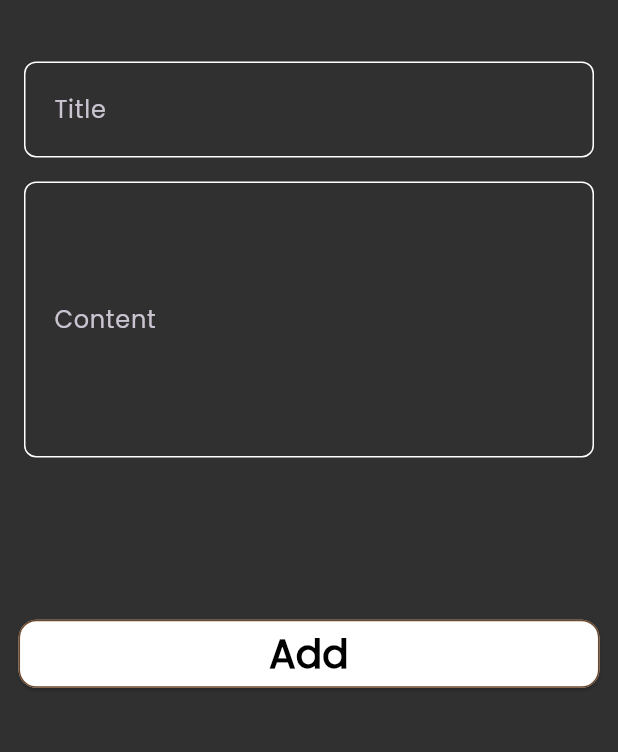
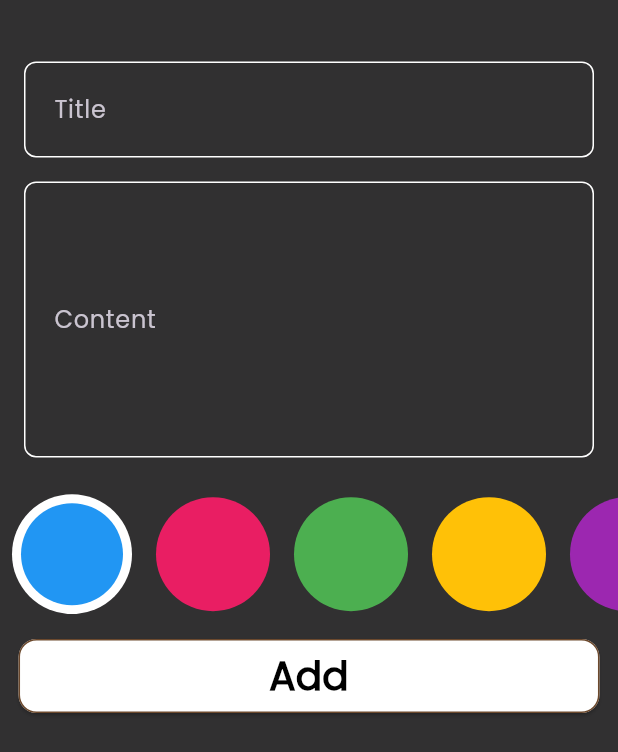
Before and after one commit to OmarGamalDev/notes-app, a Flutter app: the AddNoteForm widget shown alone on an empty page, opened directly, on a phone screen of 412 x 824 dp. Shown: the top 752 px of the screen. Run offline on Flutter 3.47's test engine with Material 3 defaults, Android fonts, the phone set to English and light mode, and no system bars; our stand-ins replace flutter_bloc, font_awesome_flutter, hive, hive_flutter; accounts and stored records are empty.

Commit message:
feat: add color selection feature to AddNoteForm; integrate ColorsListView widget and adjust layout spacing

```diff
--- a/lib/features/notes/presentation/views/widgets/add_note_form.dart
+++ b/lib/features/notes/presentation/views/widgets/add_note_form.dart
@@ -8,6 +8,7 @@ import 'package:notes_app/core/shared_widgets/custom_text_form_field.dart';
 import 'package:notes_app/core/theme/theme_cubit.dart';
 import 'package:notes_app/features/notes/data/models/note_model.dart';
 import 'package:notes_app/features/notes/presentation/cubit/add%20notes/add_notes_cubit.dart';
+import 'package:notes_app/features/notes/presentation/views/widgets/colors_list_view.dart';
 
 class AddNoteForm extends StatefulWidget {
   const AddNoteForm({
@@ -52,7 +53,9 @@ class _AddNoteFormState extends State<AddNoteForm> {
               ),
               keyboardType: TextInputType.text,
             ),
-            SizedBox(height: MediaQuery.of(context).size.height * .12),
+            SizedBox(height: MediaQuery.of(context).size.height * .02),
+            ColorsListView(),
+            SizedBox(height: MediaQuery.of(context).size.height * .02),
             BlocBuilder<AddNotesCubit, AddNotesState>(
               builder: (context, state) {
                 return CustomButton(
@@ -86,11 +89,11 @@ class _AddNoteFormState extends State<AddNoteForm> {
                     }
                   },
                   width: MediaQuery.of(context).size.width * .94,
-                  height: MediaQuery.of(context).size.height * .055,
+                  height: MediaQuery.of(context).size.height * .06,
                 );
               },
             ),
-            SizedBox(height: MediaQuery.of(context).size.height * .12),
+            SizedBox(height: MediaQuery.of(context).size.height * .04),
           ],
         ),
       ),
--- /dev/null
+++ b/lib/features/notes/presentation/views/widgets/colors_list_view.dart
@@ -0,0 +1,70 @@
+import 'package:flutter/material.dart';
+
+class ColorItem extends StatelessWidget {
+  const ColorItem({super.key, required this.isSelected, required this.color});
+  final bool isSelected;
+  final Color color;
+  @override
+  Widget build(BuildContext context) {
+    return isSelected
+        ? CircleAvatar(
+            radius: 40,
+            backgroundColor: Colors.white,
+            child: CircleAvatar(
+              radius: 34,
+              backgroundColor: color,
+            ),
+          )
+        : CircleAvatar(
+            radius: 38,
+            backgroundColor: color,
+          );
+  }
+}
+
+class ColorsListView extends StatefulWidget {
+  const ColorsListView({super.key});
+
+  @override
+  State<ColorsListView> createState() => _ColorsListViewState();
+}
+
+class _ColorsListViewState extends State<ColorsListView> {
+  int currentIndex = 0;
+  List<Color> colors = [
+    const Color(0xFF2196F3),
+    const Color(0xFFE91E63),
+    const Color(0xFF4CAF50),
+    const Color(0xFFFFC107),
+    const Color(0xFF9C27B0),
+    const Color(0xFF00BCD4),
+    const Color(0xFFFF5722),
+  ];
+
+  @override
+  Widget build(BuildContext context) {
+    return SizedBox(
+      height: 80,
+      child: ListView.builder(
+        scrollDirection: Axis.horizontal,
+        itemCount: 5,
+        itemBuilder: (context, index) {
+          return Padding(
+            padding: EdgeInsets.symmetric(horizontal: 8.0),
+            child: GestureDetector(
+              onTap: () {
+                setState(() {
+                  currentIndex = index;
+                });
+              },
+              child: ColorItem(
+                isSelected: currentIndex == index,
+                color: colors[index],
+              ),
+            ),
+          );
+        },
+      ),
+    );
+  }
+}
```
